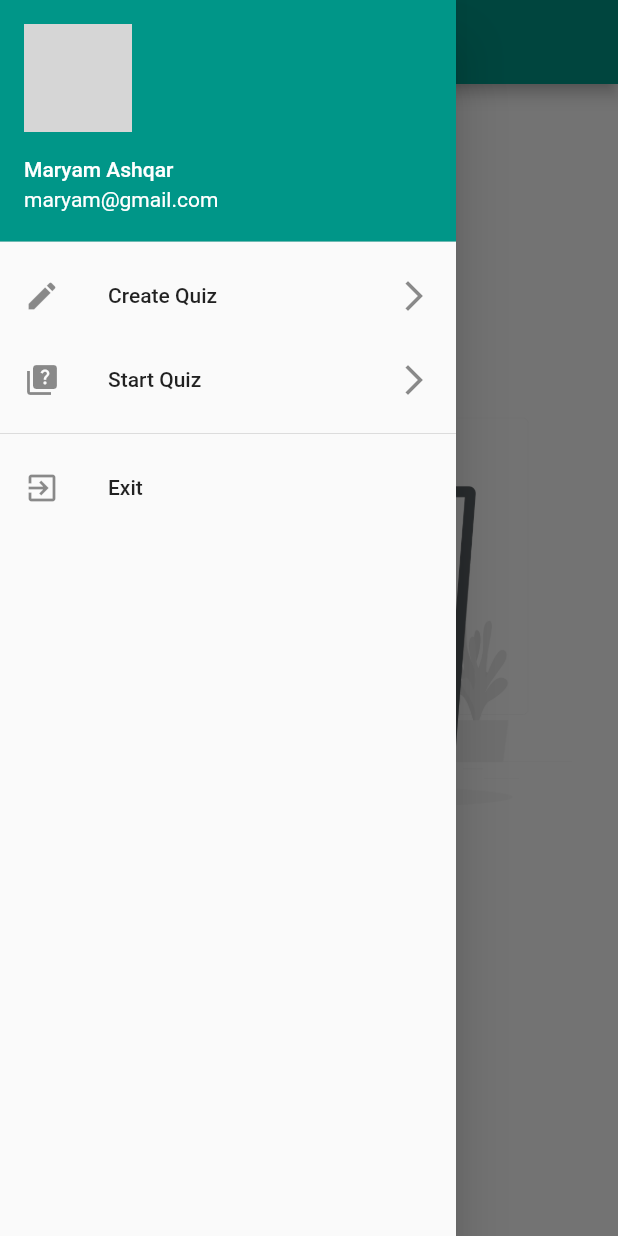
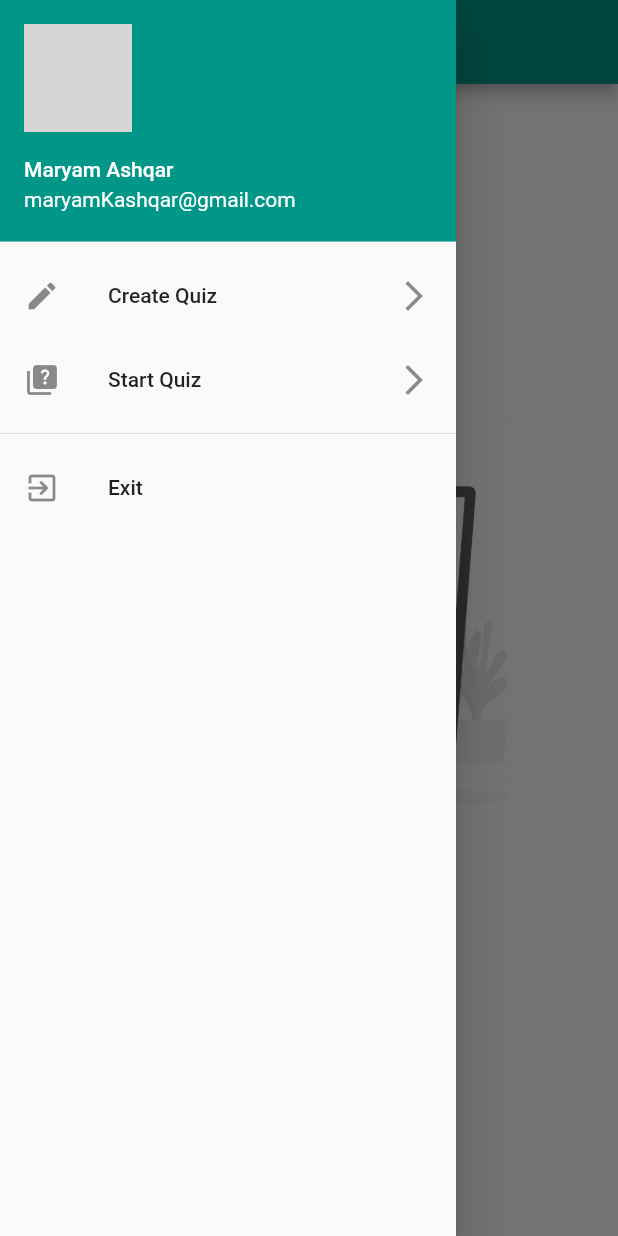
Before and after one commit to Maryam-alashqar/QuizApp, a Flutter app: the screen it shows after launch, with the side drawer open, on a phone screen of 412 x 824 dp. Run offline on Flutter 3.47's test engine with Material 2 defaults, Android fonts, the phone set to English and light mode, and no system bars; our stand-ins replace sqflite; accounts and stored records are empty; network calls fail; grey boxes are pictures that could not be loaded.

Commit message:
new release

```diff
--- a/lib/view/home/home_page.dart
+++ b/lib/view/home/home_page.dart
@@ -54,11 +54,11 @@ class _HomePageState extends State<HomePage> {
                 currentAccountPicture: CircleAvatar(
                   radius: 30.0,
                   backgroundImage: NetworkImage(
-                    "https://ui-avatars.com/api/?background=random&name=Maryam+Ashqar",
+                    "https://ui-avatars.com/api/?background=random&name=Mar+Ash",
                   ),
                 ),
                 accountName: Text("Maryam Ashqar"),
-                accountEmail: Text("maryam@gmail.com")),
+                accountEmail: Text("maryamKashqar@gmail.com")),
             ListTile(
               leading: const Icon(Icons.edit),
               title: const Text("Create Quiz"),
--- a/lib/view_model/start_quiz_view_model.dart
+++ /dev/null
@@ -1,5 +0,0 @@
-import 'package:get/get.dart';
-
-class StartQuizViewModel extends GetxController {
-  bool isRight = false;
-}
```
Also changed, not shown: lib/view_model/home_view_model.dart (deleted).
